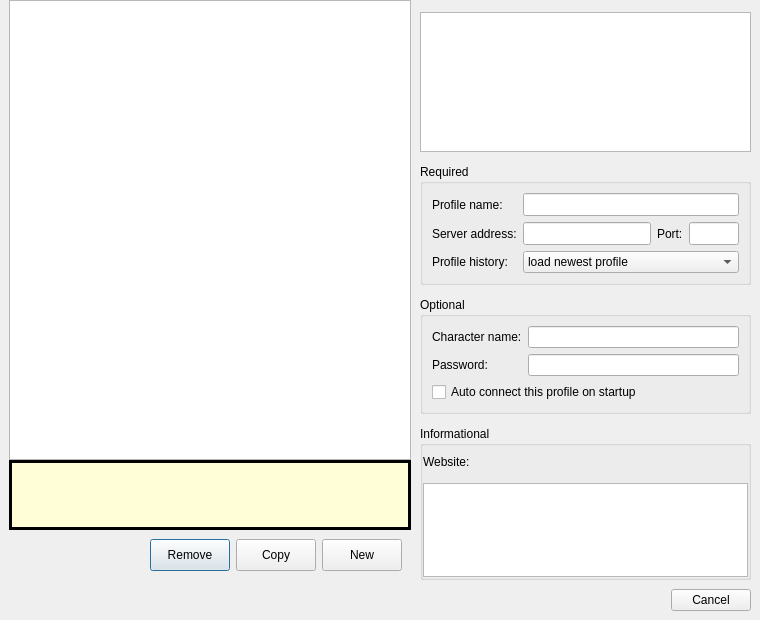
Before: the Qt Designer form src/ui/connection_profiles.ui in Mudlet/Mudlet, drawn with Qt 5.
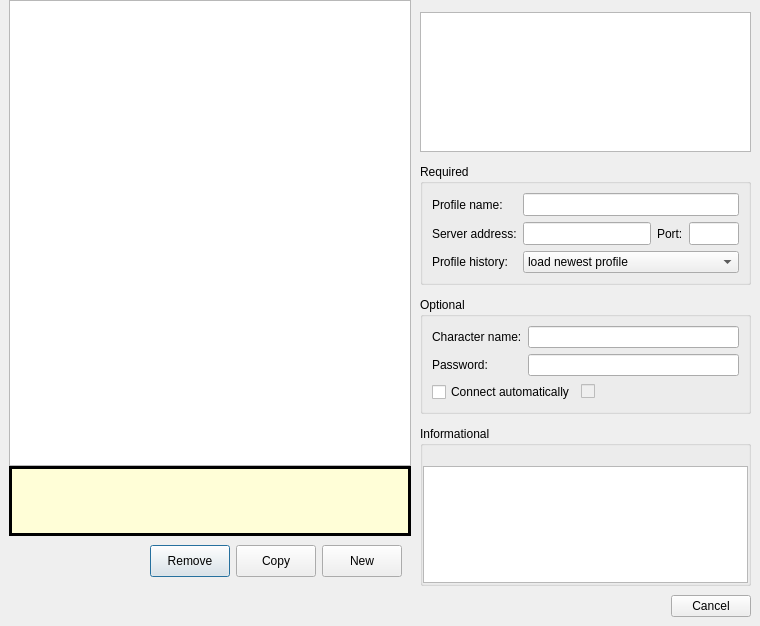
After: the same form once the commit is applied. Icons and pictures are not drawn.

Commit message: Add Discord support (#1716)

What changed in the file:
```diff
--- a/src/ui/connection_profiles.ui
+++ b/src/ui/connection_profiles.ui
@@ -7,7 +7,7 @@
     <x>0</x>
     <y>0</y>
     <width>760</width>
-    <height>620</height>
+    <height>626</height>
    </rect>
   </property>
   <property name="minimumSize">
@@ -61,17 +61,17 @@
           <height>0</height>
          </size>
         </property>
-        <layout class="QGridLayout" name="gridLayout_5">
+        <layout class="QVBoxLayout" name="verticalLayout_3">
+         <property name="spacing">
+          <number>0</number>
+         </property>
          <property name="topMargin">
           <number>0</number>
          </property>
          <property name="bottomMargin">
           <number>0</number>
          </property>
-         <property name="spacing">
-          <number>0</number>
-         </property>
-         <item row="0" column="0">
+         <item>
           <widget class="QListWidget" name="profiles_tree_widget">
            <property name="minimumSize">
             <size>
@@ -84,7 +84,7 @@
            </property>
           </widget>
          </item>
-         <item row="1" column="0">
+         <item>
           <widget class="QFrame" name="notificationArea">
            <property name="sizePolicy">
             <sizepolicy hsizetype="Expanding" vsizetype="Fixed">
@@ -2002,7 +2002,7 @@
            </layout>
           </widget>
          </item>
-         <item row="2" column="0">
+         <item>
           <widget class="QWidget" name="profileAdminArea" native="true">
            <property name="sizePolicy">
             <sizepolicy hsizetype="Expanding" vsizetype="Preferred">
@@ -2372,7 +2372,28 @@
              </widget>
             </item>
             <item row="2" column="0" colspan="2">
+             <widget class="QWidget" name="widget_options_checkBoxes" native="true">
+              <layout class="QHBoxLayout" name="horizontalLayout_6">
+               <property name="leftMargin">
+                <number>0</number>
+               </property>
+               <property name="topMargin">
+                <number>0</number>
+               </property>
+               <property name="rightMargin">
+                <number>0</number>
+               </property>
+               <property name="bottomMargin">
+                <number>0</number>
+               </property>
+               <item>
              <widget class="QCheckBox" name="autologin_checkBox">
+                 <property name="sizePolicy">
+                  <sizepolicy hsizetype="Maximum" vsizetype="Fixed">
+                   <horstretch>0</horstretch>
+                   <verstretch>0</verstretch>
+                  </sizepolicy>
+                 </property>
               <property name="toolTip">
                <string>With this enabled, Mudlet will automatically start and connect on this profile when it is launched</string>
               </property>
@@ -2380,8 +2401,34 @@
                <enum>Qt::LeftToRight</enum>
               </property>
               <property name="text">
-               <string>Auto connect this profile on startup</string>
-              </property>
+                  <string>Connect automatically</string>
+                 </property>
+                </widget>
+               </item>
+               <item>
+                <widget class="QCheckBox" name="discord_optin_checkBox">
+                 <property name="enabled">
+                  <bool>false</bool>
+                 </property>
+                 <property name="toolTip">
+                  <string>Enable Discord integration (not supported by game)</string>
+                 </property>
+                 <property name="text">
+                  <string/>
+                 </property>
+                 <property name="icon">
+                  <iconset resource="../mudlet.qrc">
+                   <normaloff>:/icons/Discord-Logo+Wordmark-Color.png</normaloff>:/icons/Discord-Logo+Wordmark-Color.png</iconset>
+                 </property>
+                 <property name="iconSize">
+                  <size>
+                   <width>65</width>
+                   <height>22</height>
+                  </size>
+                 </property>
+                </widget>
+               </item>
+              </layout>
              </widget>
             </item>
            </layout>
@@ -2424,22 +2471,7 @@
               </property>
              </widget>
             </item>
-            <item row="1" column="1">
-             <widget class="QWidget" name="widget_7" native="true">
-              <property name="minimumSize">
-               <size>
-                <width>0</width>
-                <height>25</height>
-               </size>
-              </property>
-              <layout class="QHBoxLayout" name="horizontalLayout_4">
-               <property name="spacing">
-                <number>0</number>
-               </property>
-               <property name="margin">
-                <number>0</number>
-               </property>
-               <item>
+            <item row="0" column="1">
                 <widget class="QLabel" name="website_entry">
                  <property name="sizePolicy">
                   <sizepolicy hsizetype="Expanding" vsizetype="Preferred">
@@ -2464,10 +2496,7 @@
                  </property>
                 </widget>
                </item>
-              </layout>
-             </widget>
-            </item>
-            <item row="2" column="0" colspan="2">
+            <item row="1" column="0" colspan="3">
              <widget class="QPlainTextEdit" name="mud_description_textedit">
               <property name="minimumSize">
                <size>
```
Left out of the diff: 94 changed lines with no effect on the pictures. Lines whose indentation alone changed are shown as unchanged. The commit also changes 33 other files.
